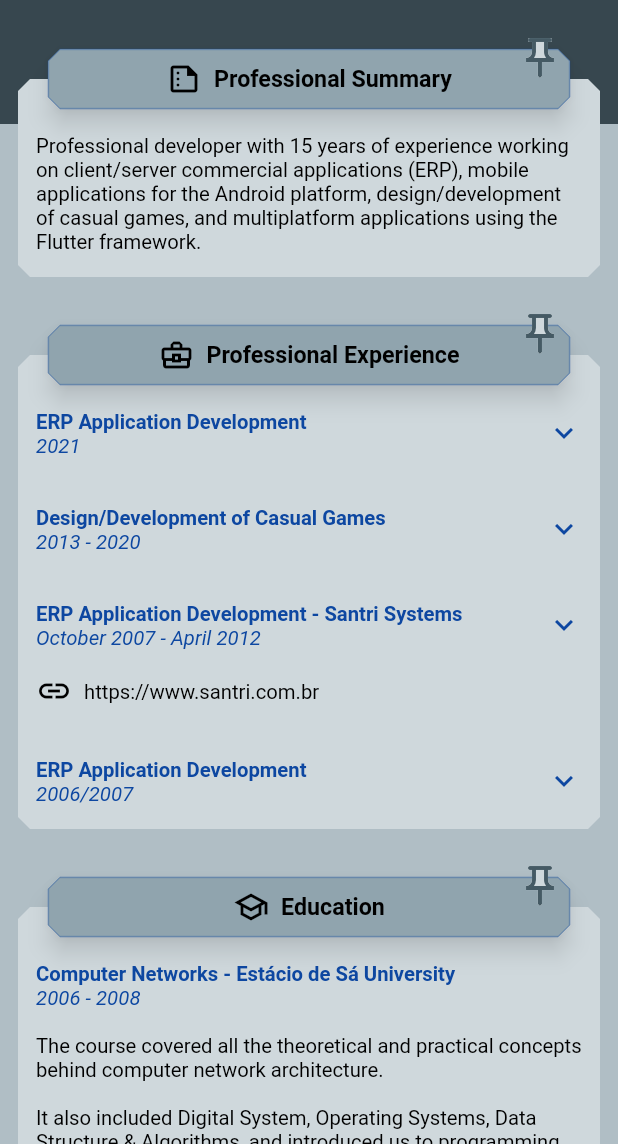
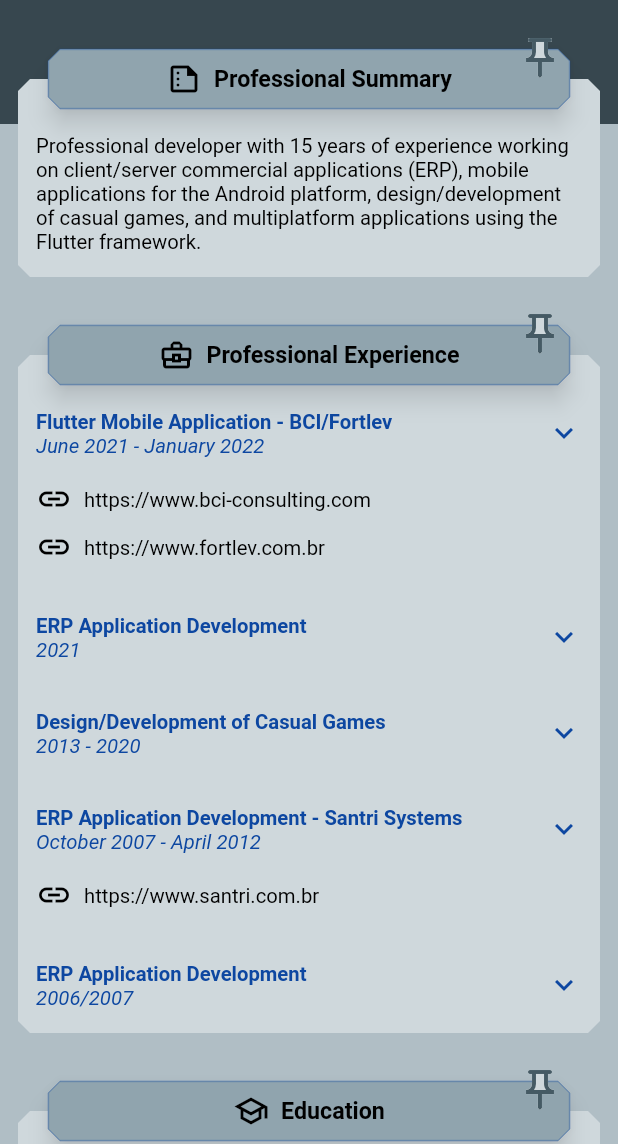
Before and after one commit to jmsil/flutter_my_cv, a Flutter app: the screen it shows after launch, on a phone screen of 412 x 824 dp, the part 92-1236 px from its top. Run offline on Flutter 3.47's test engine with Material 2 defaults, Android fonts, the phone set to English and light mode, and no system bars.

Commit message:
Adds my BCI/Fortlev professional experience

```diff
--- a/lib/scaffold/content.dart
+++ b/lib/scaffold/content.dart
@@ -116,6 +116,18 @@ class _ProfessionalExperienceGroup extends StatelessWidget {
   @override
   Widget build(BuildContext context) {
     addSubgroupToChildren(
+      CvStrings.fortlevExperienceTitle, CvStrings.fortlevExperiencePeriod,
+      Column(
+        children: [
+          AppIconText(AppIcons.link, 'https://www.bci-consulting.com', false, true),
+          AppUiConst.vsep8,
+          AppIconText(AppIcons.link, 'https://www.fortlev.com.br', false, true)
+        ]
+      ),
+      CvStrings.fortlevExperienceText, true
+    );
+
+    addSubgroupToChildren(
       CvStrings.flutterExperienceTitle, '2021', null,
       CvStrings.flutterExperienceText, true
     );
--- a/lib/ui/strings.dart
+++ b/lib/ui/strings.dart
@@ -84,10 +84,67 @@ class CvStrings {
     'casual games, and multiplatform applications using the Flutter framework.'
   );
 
+
   static String get professionalExperienceTitle => _select(
     'Experiência Profissional',
     'Professional Experience'
   );
+
+
+  static String get fortlevExperienceTitle => _select(
+    'Aplicativo Flutter Mobile - BCI/Fortlev',
+    'Flutter Mobile Application - BCI/Fortlev'
+  );
+
+  static String get fortlevExperiencePeriod => _select(
+    'Junho de 2021 - Janeiro de 2022',
+    'June 2021 - January 2022'
+  );
+
+  static String get fortlevExperienceText => _select(
+    'Atuei no desenvolvimento do aplicativo "Mão Dupla" para gestão de Ordens de Frete para o '
+    'cliente Fortlev.\n'
+    'O objetivo é agilizar a interação entre os gestores do setor de cargas e transporte da '
+    'Fortlev junto às Transportadoras e motoristas parceiros.\n\n'
+
+    'Como Analista Desenvolvedor, também contribuí com levantamentos funcionais e técnicos junto '
+    'aos gestores e usuários.\n\n'
+
+    'O aplicativo conta com funcionalidades como:\n'
+    '▪ Autenticação de usuários;\n'
+    '▪ Gestão de Ordens de Frete;\n'
+    '▪ Gestão das Notas Fiscais das OFs;\n'
+    '▪ Inclusão de sinistros durante execução das OFs;\n'
+    '▪ Push Notifications para operações de status;\n'
+    '▪ Off-line First para informações inseridas pelo motorista durante execução das OFs;\n'
+    '▪ Recursos de ajuda como Contatos, Dicas e FAQ.\n\n'
+
+    'Conforme solicitado pelo cliente Fortlev, o desenvolvimento está paralizado para implantação '
+    'do módulo SAP-TM e será retomado em breve.',
+
+
+
+    'I worked on the development of the "Mão Dupla" mobile application for Freight Orders '
+    'management for the customer Fortlev.\n'
+    'The goal is to expedite the interaction between the cargo and transport sector\'s managers '
+    'of Fortlev along with Shipping Companies and partners drivers.\n\n'
+
+    'As a Developer Analyst, I also contributed to identifying functional and technical '
+    'prerequisites along with managers and users.\n\n'
+
+    'The application has the main features:\n'
+    '▪ User authentication;\n'
+    '▪ Freight Orders management;\n'
+    '▪ Freight Orders\' invoices management;\n'
+    '▪ Inclusion of troubles during FOs execution;\n'
+    '▪ Push Notifications for status operations;\n'
+    '▪ Off-line First for informations inserted by drivers during FOs execution;\n'
+    '▪ Help features like Contacts, Tips, and FAQ.\n\n'
+
+    'As requested by the customer Fortlev, the development is paused due to the SAP-TM module '
+    'integration and will be resumed soon.'
+  );
+
 
   static String get flutterExperienceTitle => _select(
     'Desenvolvimento de Aplicação ERP',
@@ -103,6 +160,7 @@ class CvStrings {
     'business of service supplying for mining companies. The prototype of the application '
     '(Flutter) is available in my portfolio on GitHub.'
   );
+
 
   static String get mobileGameExperienceTitle => _select(
     'Design/Desenvolvimento de Jogos Casuais',
@@ -134,6 +192,7 @@ class CvStrings {
     'To make the game multiplatform, I converted the code to C++. I also did some experiments '
     'with Unity/C#.'
   );
+
 
   static String get santriExperienceTitle => _select(
     'Desenvolvimento de Aplicação ERP - Santri Sistemas',
@@ -169,6 +228,7 @@ class CvStrings {
     'the company.'
   );
 
+
   static String get smallERPTitle => _select(
     'Desenvolvimento de Aplicação ERP',
     'ERP Application Development'
@@ -181,6 +241,7 @@ class CvStrings {
     'I developed a small client/server application using RAD Studio (Delphi) and MySQL database '
     'with a small client in mind (the contract was not closed).'
   );
+
 
   static String get educationTitle => _select(
     'Formação',
```
